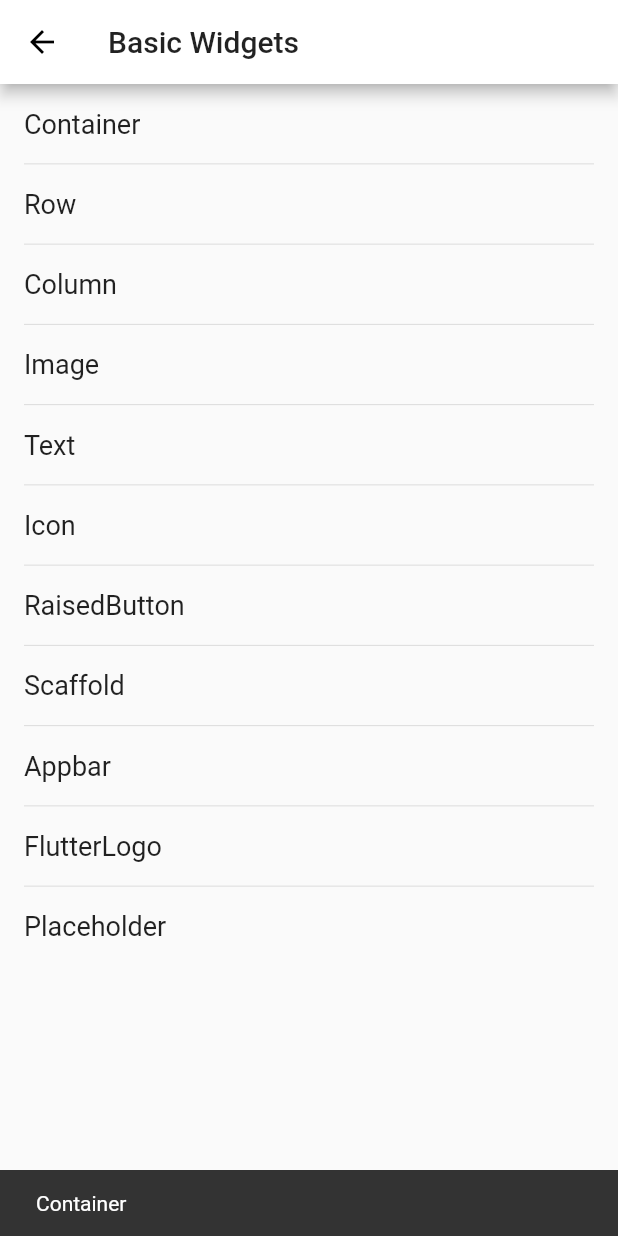
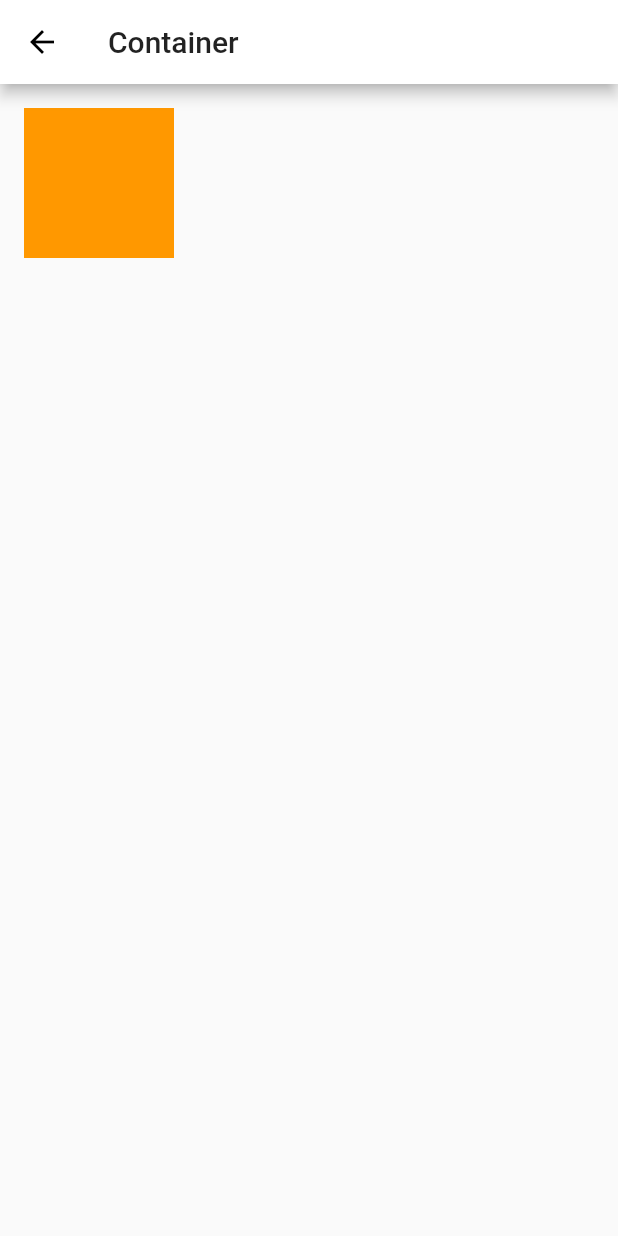
Before and after one commit to sunfusheng/FlutterDemo, a Flutter app: the BasicPage screen opened directly, after a tap on "Container", on a phone screen of 412 x 824 dp. Run offline on Flutter 3.47's test engine with Material 2 defaults, Android fonts, the light colour scheme and no system bars.

Commit message:
add ContainerPage

```diff
--- a/lib/pages/basic/BasicPage.dart
+++ b/lib/pages/basic/BasicPage.dart
@@ -1,10 +1,11 @@
 import 'package:FlutterWidgets/model/Router.dart';
+import 'package:FlutterWidgets/pages/basic/ContainerPage.dart';
 import 'package:FlutterWidgets/widgets/RouterListView.dart';
 import 'package:flutter/material.dart';
 
 class BasicPage extends StatelessWidget {
   final items = [
-    Router('Container', null),
+    Router('Container', ContainerPage()),
     Router('Row', null),
     Router('Column', null),
     Router('Image', null),
--- /dev/null
+++ b/lib/pages/basic/ContainerPage.dart
@@ -0,0 +1,25 @@
+import 'package:flutter/cupertino.dart';
+import 'package:flutter/material.dart';
+
+class ContainerPage extends StatelessWidget {
+  @override
+  Widget build(BuildContext context) {
+    return Scaffold(
+      appBar: AppBar(
+        title: Text('Container'),
+      ),
+      body: Padding(
+        padding: EdgeInsets.all(16),
+        child: Column(
+          children: <Widget>[
+            Container(
+              width: 100,
+              height: 100,
+              color: Colors.orange,
+            )
+          ],
+        ),
+      ),
+    );
+  }
+}
```
